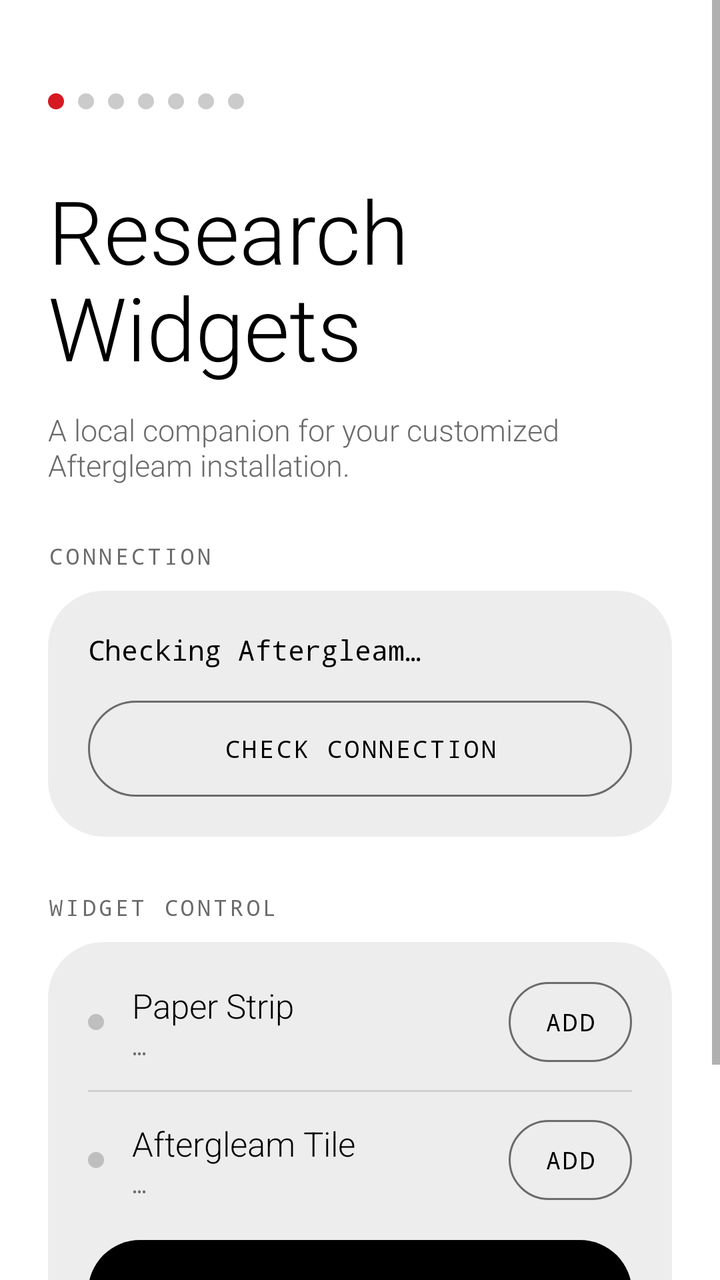
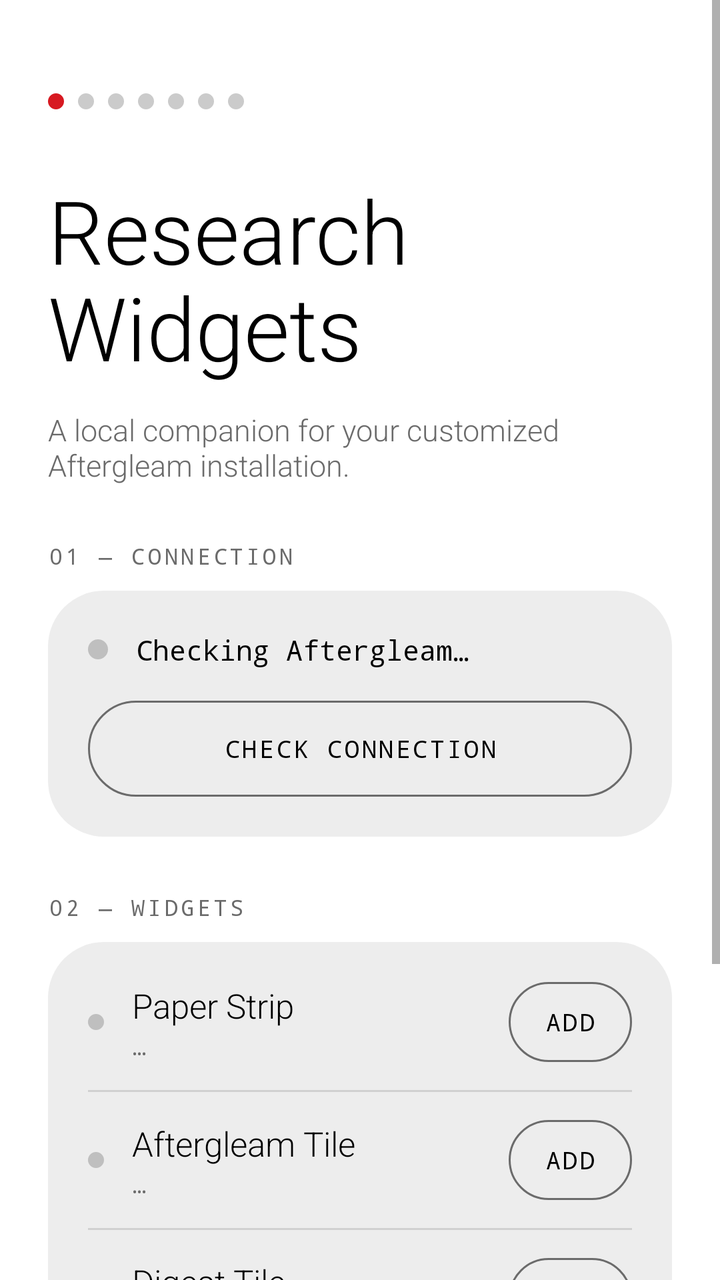

Before-and-after screenshots of an Android layout around one commit, followed by the original layout XML and the change that was made.
<!-- AndroidManifest.xml: application theme Theme.ResearchWidgets -->
<!-- res/layout/activity_main.xml -->
<?xml version="1.0" encoding="utf-8"?>
<ScrollView xmlns:android="http://schemas.android.com/apk/res/android"
    android:layout_width="match_parent"
    android:layout_height="match_parent"
    android:background="@color/nothing_page"
    android:fillViewport="true">

    <LinearLayout
        android:layout_width="match_parent"
        android:layout_height="wrap_content"
        android:orientation="vertical"
        android:padding="24dp">

        <LinearLayout
            android:layout_width="match_parent"
            android:layout_height="wrap_content"
            android:layout_marginTop="20dp"
            android:gravity="center_vertical"
            android:orientation="horizontal">

            <LinearLayout
                android:layout_width="wrap_content"
                android:layout_height="wrap_content"
                android:orientation="horizontal">
                <ImageView android:layout_width="8dp" android:layout_height="8dp" android:layout_marginEnd="7dp" android:importantForAccessibility="no" android:src="@drawable/nothing_dot_red" />
                <ImageView android:layout_width="8dp" android:layout_height="8dp" android:layout_marginEnd="7dp" android:importantForAccessibility="no" android:src="@drawable/nothing_dot_off" />
                <ImageView android:layout_width="8dp" android:layout_height="8dp" android:layout_marginEnd="7dp" android:importantForAccessibility="no" android:src="@drawable/nothing_dot_off" />
                <ImageView android:layout_width="8dp" android:layout_height="8dp" android:layout_marginEnd="7dp" android:importantForAccessibility="no" android:src="@drawable/nothing_dot_off" />
                <ImageView android:layout_width="8dp" android:layout_height="8dp" android:layout_marginEnd="7dp" android:importantForAccessibility="no" android:src="@drawable/nothing_dot_off" />
                <ImageView android:layout_width="8dp" android:layout_height="8dp" android:layout_marginEnd="7dp" android:importantForAccessibility="no" android:src="@drawable/nothing_dot_off" />
                <ImageView android:layout_width="8dp" android:layout_height="8dp" android:layout_marginEnd="0dp" android:importantForAccessibility="no" android:src="@drawable/nothing_dot_off" />
            </LinearLayout>

            <TextView
                android:id="@+id/app_version"
                android:layout_width="0dp"
                android:layout_height="wrap_content"
                android:layout_weight="1"
                android:fontFamily="monospace"
                android:gravity="end"
                android:letterSpacing="0.1"
                android:textColor="@color/nothing_muted"
                android:textSize="10sp" />
        </LinearLayout>

        <TextView
            android:layout_width="match_parent"
            android:layout_height="wrap_content"
            android:layout_marginTop="28dp"
            android:fontFamily="sans-serif-light"
            android:lineSpacingMultiplier="0.95"
            android:text="Research\nWidgets"
            android:textColor="@color/nothing_ink"
            android:textSize="44sp" />

        <TextView
            android:layout_width="match_parent"
            android:layout_height="wrap_content"
            android:layout_marginTop="12dp"
            android:fontFamily="sans-serif-light"
            android:text="A local companion for your customized Aftergleam installation."
            android:textColor="@color/nothing_muted"
            android:textSize="15sp" />

        <TextView
            android:layout_width="wrap_content"
            android:layout_height="wrap_content"
            android:layout_marginTop="28dp"
            android:layout_marginBottom="10dp"
            android:fontFamily="monospace"
            android:importantForAccessibility="no"
            android:letterSpacing="0.14"
            android:text="CONNECTION"
            android:textColor="@color/nothing_muted"
            android:textSize="11sp" />

        <LinearLayout
            android:layout_width="match_parent"
            android:layout_height="wrap_content"
            android:background="@drawable/nothing_card_bg"
            android:orientation="vertical"
            android:padding="20dp">

            <TextView
                android:id="@+id/connection_status"
                android:layout_width="match_parent"
                android:layout_height="wrap_content"
                android:fontFamily="monospace"
                android:text="Checking Aftergleam…"
                android:textColor="@color/nothing_ink"
                android:textSize="14sp" />

            <Button
                android:id="@+id/check_connection"
                android:layout_width="match_parent"
                android:layout_height="48dp"
                android:layout_marginTop="16dp"
                android:background="@drawable/nothing_button_outline"
                android:fontFamily="monospace"
                android:letterSpacing="0.1"
                android:stateListAnimator="@null"
                android:text="Check connection"
                android:textColor="@color/nothing_ink"
                android:textSize="12sp" />
        </LinearLayout>

        <TextView
            android:layout_width="wrap_content"
            android:layout_height="wrap_content"
            android:layout_marginTop="28dp"
            android:layout_marginBottom="10dp"
            android:fontFamily="monospace"
            android:importantForAccessibility="no"
            android:letterSpacing="0.14"
            android:text="WIDGET CONTROL"
            android:textColor="@color/nothing_muted"
            android:textSize="11sp" />

        <LinearLayout
            android:layout_width="match_parent"
            android:layout_height="wrap_content"
            android:background="@drawable/nothing_card_bg"
            android:orientation="vertical"
            android:paddingStart="20dp"
            android:paddingTop="6dp"
            android:paddingEnd="20dp"
            android:paddingBottom="20dp">

            <LinearLayout
                android:layout_width="match_parent"
                android:layout_height="wrap_content"
                android:gravity="center_vertical"
                android:orientation="horizontal"
                android:paddingTop="14dp"
                android:paddingBottom="14dp">

                <ImageView
                    android:id="@+id/strip_dot"
                    android:layout_width="8dp"
                    android:layout_height="8dp"
                    android:importantForAccessibility="no"
                    android:src="@drawable/nothing_dot_off" />

                <LinearLayout
                    android:layout_width="0dp"
                    android:layout_height="wrap_content"
                    android:layout_marginStart="14dp"
                    android:layout_weight="1"
                    android:orientation="vertical">

                    <TextView
                        android:layout_width="wrap_content"
                        android:layout_height="wrap_content"
                        android:fontFamily="sans-serif-light"
                        android:text="Paper Strip"
                        android:textColor="@color/nothing_ink"
                        android:textSize="17sp" />

                    <TextView
                        android:id="@+id/strip_count"
                        android:layout_width="wrap_content"
                        android:layout_height="wrap_content"
                        android:layout_marginTop="2dp"
                        android:fontFamily="monospace"
                        android:letterSpacing="0.08"
                        android:text="…"
                        android:textColor="@color/nothing_muted"
                        android:textSize="11sp" />
                </LinearLayout>

                <Button
                    android:id="@+id/add_strip"
                    android:layout_width="wrap_content"
                    android:layout_height="40dp"
                    android:background="@drawable/nothing_button_outline"
                    android:fontFamily="monospace"
                    android:letterSpacing="0.1"
                    android:minWidth="0dp"
                    android:paddingStart="18dp"
                    android:paddingEnd="18dp"
                    android:stateListAnimator="@null"
                    android:text="Add"
                    android:textColor="@color/nothing_ink"
                    android:textSize="12sp" />
            </LinearLayout>

            <View
                android:layout_width="match_parent"
                android:layout_height="1dp"
                android:background="@color/nothing_outline" />

            <LinearLayout
                android:layout_width="match_parent"
                android:layout_height="wrap_content"
                android:gravity="center_vertical"
                android:orientation="horizontal"
                android:paddingTop="14dp"
                android:paddingBottom="14dp">

                <ImageView
                    android:id="@+id/tile_dot"
                    android:layout_width="8dp"
                    android:layout_height="8dp"
                    android:importantForAccessibility="no"
                    android:src="@drawable/nothing_dot_off" />

                <LinearLayout
                    android:layout_width="0dp"
                    android:layout_height="wrap_content"
                    android:layout_marginStart="14dp"
                    android:layout_weight="1"
                    android:orientation="vertical">

                    <TextView
                        android:layout_width="wrap_content"
                        android:layout_height="wrap_content"
                        android:fontFamily="sans-serif-light"
                        android:text="Aftergleam Tile"
                        android:textColor="@color/nothing_ink"
                        android:textSize="17sp" />

                    <TextView
                        android:id="@+id/tile_count"
                        android:layout_width="wrap_content"
                        android:layout_height="wrap_content"
                        android:layout_marginTop="2dp"
                        android:fontFamily="monospace"
                        android:letterSpacing="0.08"
                        android:text="…"
                        android:textColor="@color/nothing_muted"
                        android:textSize="11sp" />
                </LinearLayout>

                <Button
                    android:id="@+id/add_tile"
                    android:layout_width="wrap_content"
                    android:layout_height="40dp"
                    android:background="@drawable/nothing_button_outline"
                    android:fontFamily="monospace"
                    android:letterSpacing="0.1"
                    android:minWidth="0dp"
                    android:paddingStart="18dp"
                    android:paddingEnd="18dp"
                    android:stateListAnimator="@null"
                    android:text="Add"
                    android:textColor="@color/nothing_ink"
                    android:textSize="12sp" />
            </LinearLayout>

            <Button
                android:id="@+id/refresh_widgets"
                android:layout_width="match_parent"
                android:layout_height="52dp"
                android:layout_marginTop="6dp"
                android:background="@drawable/nothing_button_filled"
                android:fontFamily="monospace"
                android:letterSpacing="0.1"
                android:stateListAnimator="@null"
                android:text="Refresh widgets"
                android:textColor="@color/nothing_page"
                android:textSize="13sp" />
        </LinearLayout>

        <TextView
            android:layout_width="match_parent"
            android:layout_height="wrap_content"
            android:layout_marginTop="28dp"
            android:fontFamily="monospace"
            android:letterSpacing="0.04"
            android:text="NO ACCOUNT · NO SERVER · NO ANALYTICS · NO NETWORK. PAPER METADATA STAYS ON THIS DEVICE."
            android:textColor="@color/nothing_muted"
            android:textSize="10sp" />
    </LinearLayout>
</ScrollView>
<!-- resources referenced by this layout -->
<resources>
  <color name="nothing_ink">#000000</color>
  <color name="nothing_muted">#6B6B6B</color>
  <color name="nothing_outline">#1F000000</color>
  <color name="nothing_page">#FFFFFF</color>
  <!-- drawable nothing_button_filled (drawable) -->
  <?xml version="1.0" encoding="utf-8"?>
  <ripple xmlns:android="http://schemas.android.com/apk/res/android" android:color="?android:colorControlHighlight">
      <item>
          <shape android:shape="rectangle">
              <solid android:color="@color/nothing_ink" />
              <corners android:radius="999dp" />
          </shape>
      </item>
      <item android:id="@android:id/mask">
          <shape android:shape="rectangle">
              <solid android:color="#FFFFFF" />
              <corners android:radius="999dp" />
          </shape>
      </item>
  </ripple>
  <!-- drawable nothing_button_outline (drawable) -->
  <?xml version="1.0" encoding="utf-8"?>
  <ripple xmlns:android="http://schemas.android.com/apk/res/android" android:color="?android:colorControlHighlight">
      <item>
          <shape android:shape="rectangle">
              <stroke android:width="1dp" android:color="@color/nothing_muted" />
              <corners android:radius="999dp" />
          </shape>
      </item>
      <item android:id="@android:id/mask">
          <shape android:shape="rectangle">
              <solid android:color="#FFFFFF" />
              <corners android:radius="999dp" />
          </shape>
      </item>
  </ripple>
  <!-- drawable nothing_card_bg (drawable) -->
  <?xml version="1.0" encoding="utf-8"?>
  <shape xmlns:android="http://schemas.android.com/apk/res/android" android:shape="rectangle">
      <solid android:color="@color/nothing_card" />
      <corners android:radius="28dp" />
  </shape>
  <!-- drawable nothing_dot_off (drawable) -->
  <?xml version="1.0" encoding="utf-8"?>
  <shape xmlns:android="http://schemas.android.com/apk/res/android" android:shape="oval">
      <solid android:color="@color/nothing_dot_idle" />
  </shape>
  <!-- drawable nothing_dot_red (drawable) -->
  <?xml version="1.0" encoding="utf-8"?>
  <shape xmlns:android="http://schemas.android.com/apk/res/android" android:shape="oval">
      <solid android:color="@color/nothing_red" />
  </shape>
  <style name="Theme.ResearchWidgets" parent="android:style/Theme.Material.Light.NoActionBar">
          <item name="android:fontFamily">sans-serif-light</item>
          <item name="android:colorAccent">@color/nothing_red</item>
          <item name="android:windowBackground">@color/nothing_page</item>
          <item name="android:textColorPrimary">@color/nothing_ink</item>
          <item name="android:windowLightStatusBar">true</item>
          <item name="android:windowLightNavigationBar">true</item>
          <item name="android:navigationBarColor">@color/nothing_page</item>
          <item name="android:statusBarColor">@color/nothing_page</item>
      </style>
  <color name="nothing_card">#EDEDED</color>
  <color name="nothing_dot_idle">#596B6B6B</color>
  <color name="nothing_red">#D71921</color>
</resources>

<!-- the commit's change to res/layout/activity_main.xml (unified diff, before → after) -->
@@ -70,7 +70,7 @@
             android:fontFamily="monospace"
             android:importantForAccessibility="no"
             android:letterSpacing="0.14"
-            android:text="CONNECTION"
+            android:text="01 — CONNECTION"
             android:textColor="@color/nothing_muted"
             android:textSize="11sp" />
 
@@ -81,14 +81,30 @@
             android:orientation="vertical"
             android:padding="20dp">
 
-            <TextView
-                android:id="@+id/connection_status"
-                android:layout_width="match_parent"
-                android:layout_height="wrap_content"
-                android:fontFamily="monospace"
-                android:text="Checking Aftergleam…"
-                android:textColor="@color/nothing_ink"
-                android:textSize="14sp" />
+            <LinearLayout
+                android:layout_width="match_parent"
+                android:layout_height="wrap_content"
+                android:gravity="center_vertical"
+                android:orientation="horizontal">
+
+                <ImageView
+                    android:id="@+id/connection_dot"
+                    android:layout_width="10dp"
+                    android:layout_height="10dp"
+                    android:importantForAccessibility="no"
+                    android:src="@drawable/nothing_dot_off" />
+
+                <TextView
+                    android:id="@+id/connection_status"
+                    android:layout_width="0dp"
+                    android:layout_height="wrap_content"
+                    android:layout_marginStart="14dp"
+                    android:layout_weight="1"
+                    android:fontFamily="monospace"
+                    android:text="Checking Aftergleam…"
+                    android:textColor="@color/nothing_ink"
+                    android:textSize="14sp" />
+            </LinearLayout>
 
             <Button
                 android:id="@+id/check_connection"
@@ -112,7 +128,7 @@
             android:fontFamily="monospace"
             android:importantForAccessibility="no"
             android:letterSpacing="0.14"
-            android:text="WIDGET CONTROL"
+            android:text="02 — WIDGETS"
             android:textColor="@color/nothing_muted"
             android:textSize="11sp" />
 
@@ -247,6 +263,69 @@
                     android:textSize="12sp" />
             </LinearLayout>
 
+            <View
+                android:layout_width="match_parent"
+                android:layout_height="1dp"
+                android:background="@color/nothing_outline" />
+
+            <LinearLayout
+                android:layout_width="match_parent"
+                android:layout_height="wrap_content"
+                android:gravity="center_vertical"
+                android:orientation="horizontal"
+                android:paddingTop="14dp"
+                android:paddingBottom="14dp">
+
+                <ImageView
+                    android:id="@+id/digest_dot"
+                    android:layout_width="8dp"
+                    android:layout_height="8dp"
+                    android:importantForAccessibility="no"
+                    android:src="@drawable/nothing_dot_off" />
+
+                <LinearLayout
+                    android:layout_width="0dp"
+                    android:layout_height="wrap_content"
+                    android:layout_marginStart="14dp"
+                    android:layout_weight="1"
+                    android:orientation="vertical">
+
+                    <TextView
+                        android:layout_width="wrap_content"
+                        android:layout_height="wrap_content"
+                        android:fontFamily="sans-serif-light"
+                        android:text="Digest Tile"
+                        android:textColor="@color/nothing_ink"
+                        android:textSize="17sp" />
+
+                    <TextView
+                        android:id="@+id/digest_tile_count"
+                        android:layout_width="wrap_content"
+                        android:layout_height="wrap_content"
+                        android:layout_marginTop="2dp"
+                        android:fontFamily="monospace"
+                        android:letterSpacing="0.08"
+                        android:text="…"
+                        android:textColor="@color/nothing_muted"
+                        android:textSize="11sp" />
+                </LinearLayout>
+
+                <Button
+                    android:id="@+id/add_digest"
+                    android:layout_width="wrap_content"
+                    android:layout_height="40dp"
+                    android:background="@drawable/nothing_button_outline"
+                    android:fontFamily="monospace"
+                    android:letterSpacing="0.1"
+                    android:minWidth="0dp"
+                    android:paddingStart="18dp"
+                    android:paddingEnd="18dp"
+                    android:stateListAnimator="@null"
+                    android:text="Add"
+                    android:textColor="@color/nothing_ink"
+                    android:textSize="12sp" />
+            </LinearLayout>
+
             <Button
                 android:id="@+id/refresh_widgets"
                 android:layout_width="match_parent"
@@ -267,7 +346,7 @@
             android:layout_marginTop="28dp"
             android:fontFamily="monospace"
             android:letterSpacing="0.04"
-            android:text="NO ACCOUNT · NO SERVER · NO ANALYTICS · NO NETWORK. PAPER METADATA STAYS ON THIS DEVICE."
+            android:text="NO ACCOUNT · NO SERVER\nNO ANALYTICS · NO NETWORK\nPAPER METADATA STAYS ON THIS DEVICE"
             android:textColor="@color/nothing_muted"
             android:textSize="10sp" />
     </LinearLayout>
